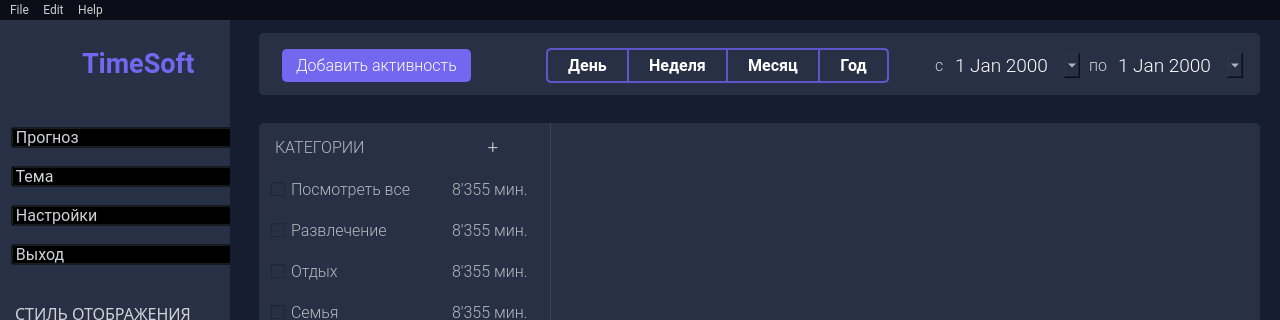
Above: design/mainwindow_d.ui from yurii-bel/project_2021 before the change; both pictures show x 0 to 1280 and y 0 to 320 of the 1280 by 768 pixel window. Below: the same form after it.
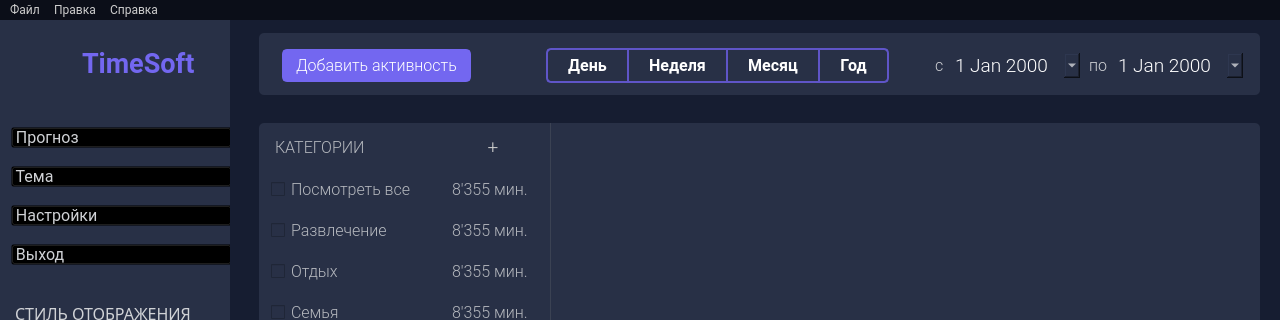
That is the form after the change. Icons and pictures are not drawn.

```diff
--- a/design/mainwindow_d.ui
+++ b/design/mainwindow_d.ui
@@ -1417,7 +1417,7 @@
      <x>0</x>
      <y>0</y>
      <width>1280</width>
-     <height>21</height>
+     <height>20</height>
     </rect>
    </property>
    <property name="font">
@@ -1460,7 +1460,7 @@
 }</string>
     </property>
     <property name="title">
-     <string>File</string>
+     <string>Файл</string>
     </property>
     <addaction name="mainwindow_act_make_prediction"/>
     <addaction name="mainwindow_act_settings"/>
@@ -1488,7 +1488,7 @@
 }</string>
     </property>
     <property name="title">
-     <string>Edit</string>
+     <string>Правка</string>
     </property>
     <widget class="QMenu" name="mainwindow_dropdown_menu_select_chart">
      <property name="font">
@@ -1555,7 +1555,7 @@
 }</string>
     </property>
     <property name="title">
-     <string>Help</string>
+     <string>Справка</string>
     </property>
     <addaction name="mainwindow_act_help"/>
     <addaction name="mainwindow_act_about_program"/>
```
